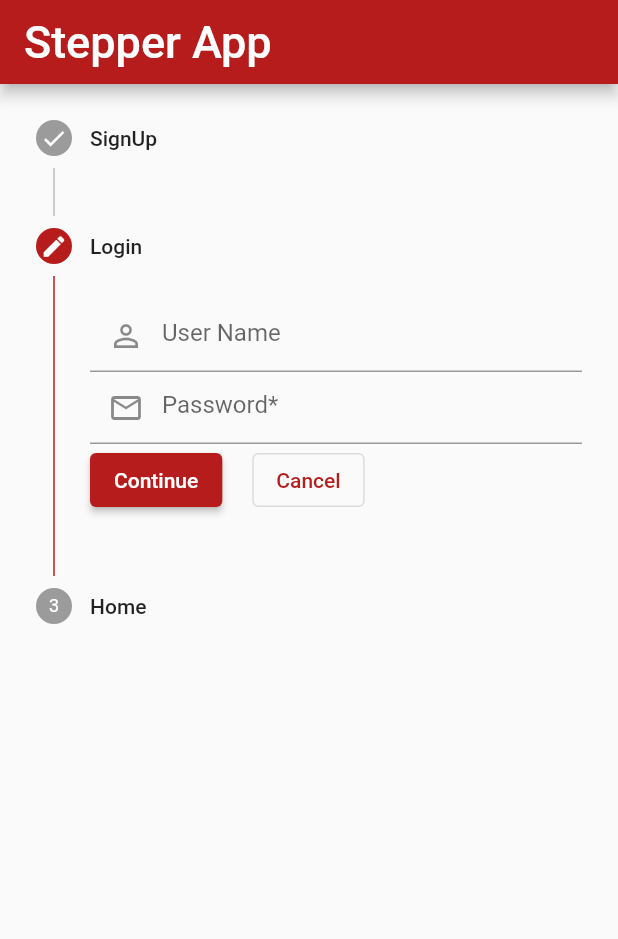
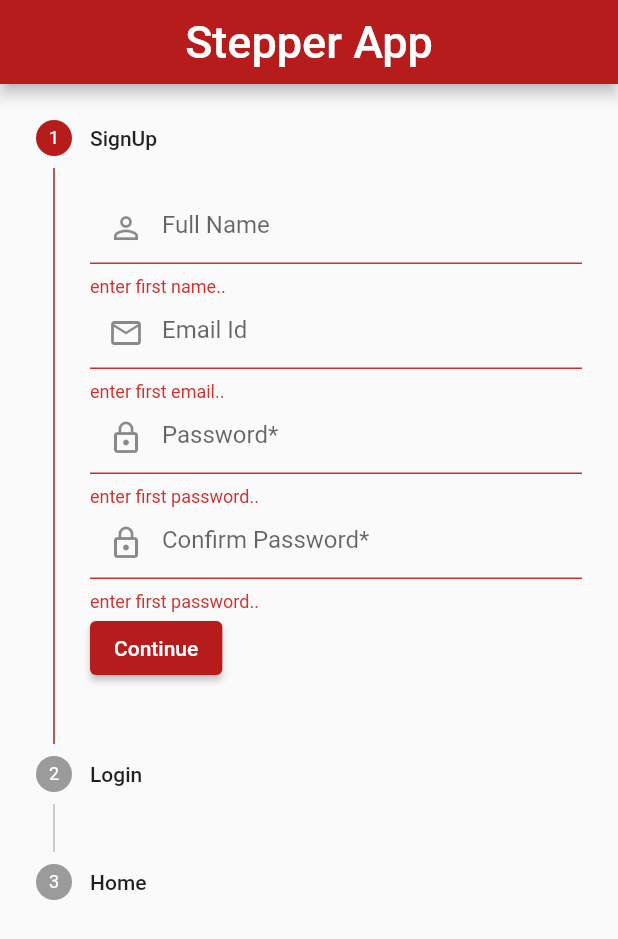
Before and after one commit to dharanayani410/loginStepper, a Flutter app: the screen it shows after launch, after a tap on "Continue", on a phone screen of 412 x 824 dp. Shown: the top 939 px of the screen. Run offline on Flutter 3.47's test engine with Material 2 defaults, Android fonts, the light colour scheme and no system bars.

Commit message:
final upload

```diff
--- a/lib/main.dart
+++ b/lib/main.dart
@@ -43,12 +43,8 @@ class MyApp extends StatefulWidget {
 class _MyAppState extends State<MyApp> {
   int val = 0;
   GlobalKey<FormState> pageKey = GlobalKey();
-  TextEditingController nameController = TextEditingController();
-  TextEditingController emailController = TextEditingController();
-  TextEditingController passwordController = TextEditingController();
-  TextEditingController confirmPasswordController = TextEditingController();
-  TextEditingController userController = TextEditingController();
-  TextEditingController password2Controller = TextEditingController();
+  GlobalKey<FormState> page1Key = GlobalKey();
+
   @override
   Widget build(BuildContext context) {
     return Scaffold(
@@ -59,6 +55,7 @@ class _MyAppState extends State<MyApp> {
             fontSize: 30,
           ),
         ),
+        centerTitle: true,
         backgroundColor: Colors.red.shade900,
       ),
       body: Stepper(
@@ -69,14 +66,29 @@ class _MyAppState extends State<MyApp> {
               (val == 2)
                   ? ElevatedButton(
                       onPressed: () {
+                        if (pageKey.currentState!.validate()) {
+                          pageKey.currentState!.save();
+
                           Navigator.of(context).pushNamed('homePage');
+                        }
+                        if (page1Key.currentState!.validate()) {
+                          page1Key.currentState!.save();
+                          Navigator.of(context).pushNamed('homePage');
+                        }
                       },
                       child: const Text("Home Page"))
                   : ElevatedButton(
                       onPressed: () {
                         setState(() {
+                          if (val < 1) {
+                            if (pageKey.currentState!.validate()) {
+                              val++;
+                            }
+                          }
                           if (val < 2) {
+                            if (page1Key.currentState!.validate()) {
                               val++;
+                            }
                           }
                         });
                       },
@@ -116,10 +128,10 @@ class _MyAppState extends State<MyApp> {
                         }
                         return null;
                       },
-                      controller: nameController,
+                      controller: Global.nameController,
                       onSaved: (val) {
                         setState(() {
-                          nameController.text;
+                          Global.nameController.text;
                         });
                       },
                       decoration: const InputDecoration(
@@ -133,10 +145,10 @@ class _MyAppState extends State<MyApp> {
                         }
                         return null;
                       },
-                      controller: emailController,
+                      controller: Global.emailController,
                       onSaved: (val) {
                         setState(() {
-                          emailController.text;
+                          Global.emailController.text;
                         });
                       },
                       decoration: const InputDecoration(
@@ -150,10 +162,10 @@ class _MyAppState extends State<MyApp> {
                         }
                         return null;
                       },
-                      controller: passwordController,
+                      controller: Global.passwordController,
                       onSaved: (val) {
                         setState(() {
-                          passwordController.text;
+                          Global.passwordController.text;
                         });
                       },
                       decoration: const InputDecoration(
@@ -167,10 +179,10 @@ class _MyAppState extends State<MyApp> {
                         }
                         return null;
                       },
-                      controller: confirmPasswordController,
+                      controller: Global.confirmPasswordController,
                       onSaved: (val) {
                         setState(() {
-                          confirmPasswordController.text;
+                          Global.confirmPasswordController.text;
                         });
                       },
                       decoration: const InputDecoration(
@@ -188,7 +200,9 @@ class _MyAppState extends State<MyApp> {
                       : StepState.complete,
               isActive: (val == 1) ? true : false,
               title: const Text("Login"),
-              content: Column(
+              content: Form(
+                key: page1Key,
+                child: Column(
                   children: [
                     TextFormField(
                       validator: (val) {
@@ -197,10 +211,10 @@ class _MyAppState extends State<MyApp> {
                         }
                         return null;
                       },
-                    controller: userController,
+                      controller: Global.userController,
                       onSaved: (val) {
                         setState(() {
-                        userController.text;
+                          Global.user = val!;
                         });
                       },
                       decoration: const InputDecoration(
@@ -214,17 +228,18 @@ class _MyAppState extends State<MyApp> {
                         }
                         return null;
                       },
-                    controller: password2Controller,
+                      controller: Global.password2Controller,
                       onSaved: (val) {
                         setState(() {
-                        password2Controller.text;
+                          Global.password2Controller.text;
                         });
                       },
                       decoration: const InputDecoration(
                           hintText: 'Password*',
-                        prefixIcon: Icon(Icons.email_outlined)),
+                          prefixIcon: Icon(Icons.lock_outlined)),
                     ),
                   ],
+                ),
               )),
           Step(
               state: (val == 2)
@@ -240,3 +255,14 @@ class _MyAppState extends State<MyApp> {
     );
   }
 }
+
+class Global {
+  static TextEditingController nameController = TextEditingController();
+  static TextEditingController emailController = TextEditingController();
+  static TextEditingController passwordController = TextEditingController();
+  static TextEditingController confirmPasswordController =
+      TextEditingController();
+  static TextEditingController userController = TextEditingController();
+  static TextEditingController password2Controller = TextEditingController();
+  static String user = "";
+}
```
Also changed, not shown: lib/first.dart (+25 -3 lines), pubspec.lock. Lines whose indentation alone changed are shown as unchanged.
